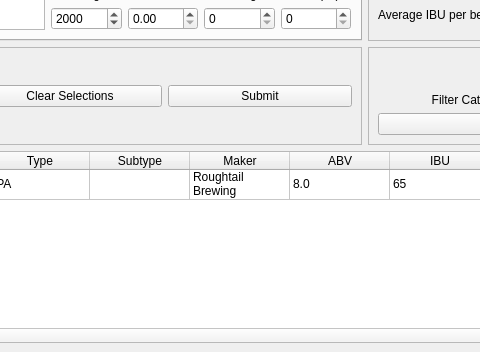
This is src/mainwindow.ui in minorsecond/BuzzBot as Qt 5 draws it before an edit; both pictures show x 231 to 711 and y 340 to 692 of the 1006 by 692 pixel window. The edited form follows.
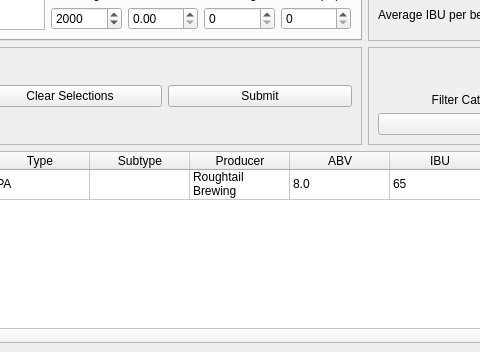
This is the edited form.

Commit message: Rename "Maker" to "Producer" in table header

The edit to the form file:
```diff
--- a/src/mainwindow.ui
+++ b/src/mainwindow.ui
@@ -142,7 +142,7 @@
       </column>
       <column>
        <property name="text">
-        <string>Maker</string>
+        <string>Producer</string>
        </property>
       </column>
       <column>
```
The commit also changes 1 other file.
